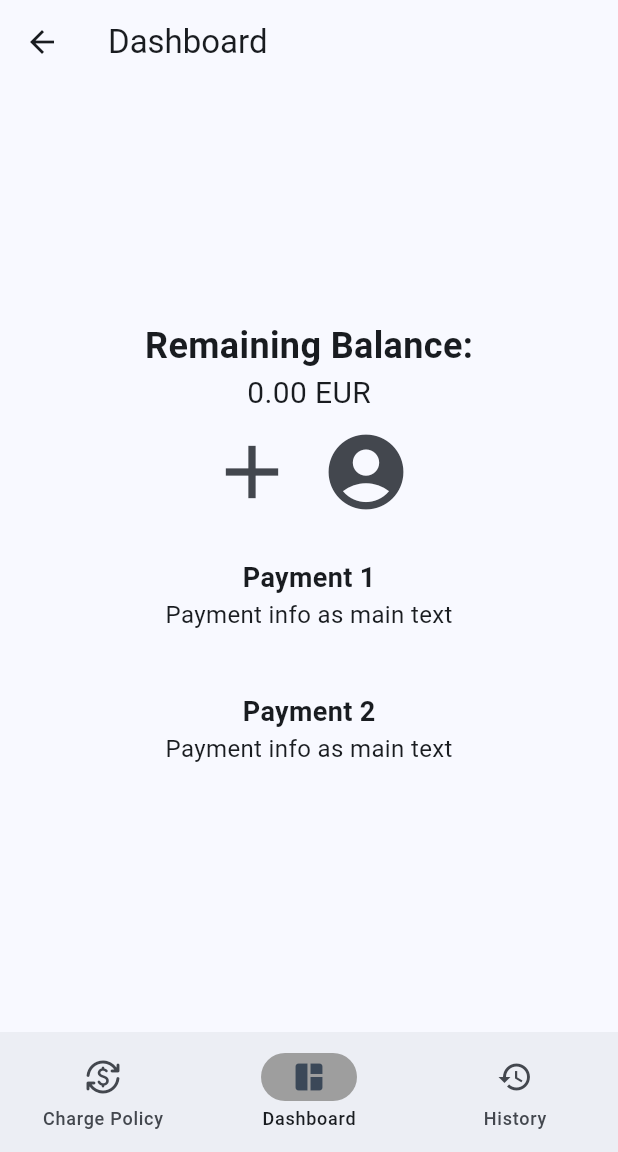
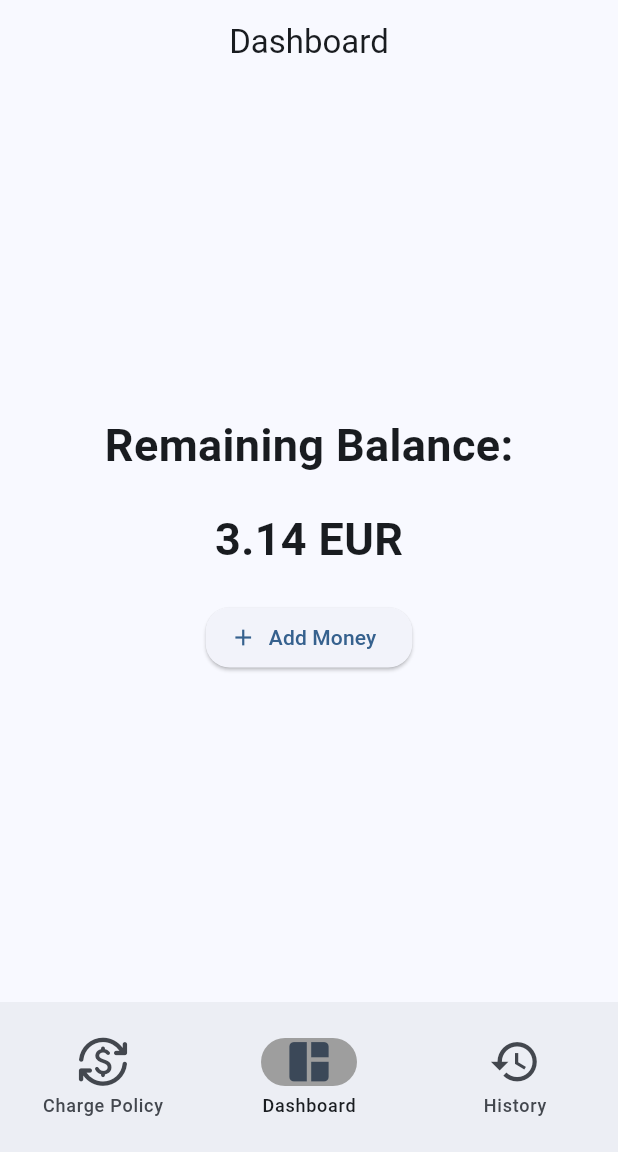
Before and after one commit to giorgos-konstant/smart_tolls, a Flutter app: the MyHomePage screen opened directly, on a phone screen of 412 x 824 dp, the part 84-1236 px from its top. Run offline on Flutter 3.47's test engine with Material 3 defaults, Android fonts, the phone set to English and light mode, and no system bars.

Commit message:
commit no2

```diff
--- a/lib/main.dart
+++ b/lib/main.dart
@@ -93,7 +93,9 @@ class _LoginSignUpScreenState extends State<LoginSignUpScreen> {
               ),
             ),
             SizedBox(height: 16),
-            if (!_isAuth)
+            if (!_isAuth &&
+                (_usernameController.text.isNotEmpty ||
+                    _passwordController.text.isNotEmpty))
               Text(
                 'Invalid username/password',
                 style: TextStyle(color: Colors.red),
@@ -137,23 +139,50 @@ class _RegisterPageState extends State<RegisterPage> {
   final _emailController = TextEditingController();
   final _vehicleController = TextEditingController();
 
-  bool _isValidLP = false;
-
-  void _validateVehicle(String? value) {
-    if (value == null || !RegExp(r'^[A-Z]{3}-\d{4}$').hasMatch(value)) {
-      _isValidLP = false;
-    } else {
-      _isValidLP = true;
-    }
-  }
+  String _passwordFailString = '';
+  String _lpFailString = '';
+  String _emailFailString = '';
 
   void _validateSignUp() {
-    _validateVehicle(_vehicleController.text);
-    if (_passwordController.text == _validatePwdController.text && _isValidLP) {
+    bool validPassword =
+        (_passwordController.text == _validatePwdController.text);
+    bool validLP =
+        RegExp(r'^[A-Z]{3}-\d{4}$').hasMatch(_vehicleController.text);
+    bool validEmail = RegExp(r'^[\w-\.]+@([\w-]+\.)+[\w-]{2,4}$')
+        .hasMatch(_emailController.text);
+
+    if (validPassword && validLP && validEmail) {
       Navigator.push(
           context,
           MaterialPageRoute(
               builder: ((context) => MyHomePage(title: 'SmartTolls'))));
+    }
+    if (!validPassword) {
+      setState(() {
+        _passwordFailString = 'Password Validation Failed';
+      });
+    } else {
+      setState(() {
+        _passwordFailString = '';
+      });
+    }
+    if (!validLP) {
+      setState(() {
+        _lpFailString = 'Invalid License Plate.';
+      });
+    } else {
+      setState(() {
+        _lpFailString = '';
+      });
+    }
+    if (!validEmail) {
+      setState(() {
+        _emailFailString = 'Invalid E-mail Format.';
+      });
+    } else {
+      setState(() {
+        _emailFailString = '';
+      });
     }
   }
 
@@ -163,52 +192,47 @@ class _RegisterPageState extends State<RegisterPage> {
       appBar: AppBar(
         title: Text('User Sign Up'),
       ),
-      body: SafeArea(
-        child: Column(
+      body: Column(
         children: [
           Text("Username"),
           TextField(
             controller: _usernameController,
             decoration: InputDecoration(hintText: "Enter username"),
           ),
-            SizedBox(height: 16.0),
+          SizedBox(height: 5.0),
           Text("Password"),
           TextField(
             controller: _passwordController,
             decoration: InputDecoration(hintText: "Enter password"),
             obscureText: true,
           ),
-            SizedBox(height: 16.0),
+          SizedBox(height: 5.0),
           Text("Validate Password"),
           TextField(
             controller: _validatePwdController,
             decoration: InputDecoration(hintText: "Re-enter password"),
           ),
-            // if (_passwordController.text != _validatePwdController.text)
-            //   Text('Password validation failed',
-            //       style: TextStyle(color: Colors.red)),
-            SizedBox(height: 16.0),
+          Text(_passwordFailString, style: TextStyle(color: Colors.red)),
+          SizedBox(height: 5.0),
           Text("E-mail Adress"),
           TextField(
             controller: _emailController,
             decoration: InputDecoration(hintText: "Enter e-mail"),
           ),
-            SizedBox(height: 16.0),
+          Text(_emailFailString, style: TextStyle(color: Colors.red)),
+          SizedBox(height: 5.0),
           Text("Vehicle"),
           TextField(
             controller: _vehicleController,
             decoration: InputDecoration(hintText: "Enter plate number"),
           ),
-            // if (!_isValidLP)
-            //   Text('Invalid License Plate. Please enter a valid license plate.',
-            //       style: TextStyle(color: Colors.red)),
-            SizedBox(height: 16.0),
+          Text(_lpFailString, style: TextStyle(color: Colors.red)),
+          SizedBox(height: 5.0),
           ElevatedButton(
             onPressed: _validateSignUp,
             child: Text('Sign Up'),
           )
         ],
-        ),
       ),
     );
   }
@@ -238,7 +262,7 @@ class _MyHomePageState extends State<MyHomePage> {
         backgroundColor: Theme.of(context).colorScheme.inversePrimary,
         title: Text(widget.title),
       ),
-      bottomNavigationBar: _buildNavigationBar(),
+      bottomNavigationBar: SizedBox(height: 100, child: _buildNavigationBar()),
       body: <Widget>[
         chargePolicy(),
         dashboard(),
@@ -255,18 +279,20 @@ class _MyHomePageState extends State<MyHomePage> {
         });
       },
       indicatorColor: Colors.grey,
+      indicatorShape:
+          RoundedRectangleBorder(borderRadius: BorderRadius.circular(200)),
       selectedIndex: _currentIndex,
       destinations: const <Widget>[
         NavigationDestination(
-          icon: Icon(Icons.currency_exchange_rounded),
+          icon: Icon(Icons.currency_exchange_rounded, size: 35),
           label: 'Charge Policy',
         ),
         NavigationDestination(
-          icon: Icon(Icons.space_dashboard),
+          icon: Icon(Icons.space_dashboard, size: 35),
           label: 'Dashboard',
         ),
         NavigationDestination(
-          icon: Icon(Icons.history),
+          icon: Icon(Icons.history, size: 35),
           label: 'History',
         ),
       ],
@@ -274,82 +300,41 @@ class _MyHomePageState extends State<MyHomePage> {
   }
 
   Widget dashboard() {
+    double balance = 3.14;
+
     return Scaffold(
       appBar: AppBar(
         title: const Text('Dashboard'),
+        automaticallyImplyLeading: false,
+        centerTitle: true,
       ),
-      body: Column(
+      body: Center(
+        child: Column(
           mainAxisAlignment: MainAxisAlignment.center,
           crossAxisAlignment: CrossAxisAlignment.center,
           children: [
-          // Large Text
-          const Text(
+            Text(
               'Remaining Balance:',
-            style: TextStyle(fontSize: 24, fontWeight: FontWeight.bold),
+              style: TextStyle(fontSize: 30, fontWeight: FontWeight.bold),
             ),
-          const Text(
-            '0.00 EUR',
-            style: TextStyle(fontSize: 20),
+            SizedBox(height: 20.0),
+            Text(
+              '${balance.toStringAsFixed(2)} EUR',
+              style: TextStyle(fontSize: 30, fontWeight: FontWeight.bold),
             ),
-
-          // Buttons
-          Row(
-            mainAxisAlignment: MainAxisAlignment.center,
-            children: [
-              // Add Button
-              IconButton(
-                onPressed: () {
-                  // Add button functionality
-                },
-                icon: const Icon(Icons.add),
-                tooltip: 'Add',
-                iconSize: 60,
+            SizedBox(height: 20.0),
+            ElevatedButton.icon(
+              onPressed: () {},
+              icon: Icon(Icons.add),
+              label: Text('Add Money'),
+              style: ElevatedButton.styleFrom(
+                shape: RoundedRectangleBorder(
+                  borderRadius: BorderRadius.circular(16),
                 ),
-
-              // Check Account Button
-              IconButton(
-                onPressed: () {
-                  // Check Account button functionality
-                },
-                icon: const Icon(Icons.account_circle),
-                tooltip: 'Check Account',
-                iconSize: 60,
+              ),
             ),
           ],
         ),
-
-          // Payment History
-          Container(
-            margin: const EdgeInsets.symmetric(vertical: 20),
-            child: const Column(
-              children: [
-                Text(
-                  'Payment 1',
-                  style: TextStyle(fontSize: 18, fontWeight: FontWeight.bold),
-                ),
-                Text(
-                  'Payment info as main text',
-                  style: TextStyle(fontSize: 16),
-                ),
-              ],
-            ),
-          ),
-          Container(
-            margin: const EdgeInsets.symmetric(vertical: 20),
-            child: const Column(
-              children: [
-                Text(
-                  'Payment 2',
-                  style: TextStyle(fontSize: 18, fontWeight: FontWeight.bold),
-                ),
-                Text(
-                  'Payment info as main text',
-                  style: TextStyle(fontSize: 16),
-                ),
-              ],
-            ),
-          ),
-        ],
       ),
     );
   }
@@ -358,9 +343,26 @@ class _MyHomePageState extends State<MyHomePage> {
     return Scaffold(
       appBar: AppBar(
         title: Text('Charge Policy'),
+        automaticallyImplyLeading: false,
+        centerTitle: true,
       ),
       body: Center(
-        child: Table(
+        child: SizedBox(
+          width: double.infinity,
+          height: double.infinity,
+          child: Column(
+            children: [
+              SizedBox(height: 30),
+              Text(
+                'Zone A',
+                textAlign: TextAlign.center,
+                style: TextStyle(
+                    backgroundColor: Colors.red,
+                    fontSize: 20,
+                    fontWeight: FontWeight.bold),
+              ),
+              SizedBox(height: 30),
+              Table(
                 defaultVerticalAlignment: TableCellVerticalAlignment.middle,
                 border: TableBorder.all(),
                 children: const [
@@ -368,10 +370,10 @@ class _MyHomePageState extends State<MyHomePage> {
                   TableRow(
                     children: [
                       TableCell(child: Center(child: Text('Location'))),
-                TableCell(child: Center(child: Text('Morning'))),
-                TableCell(child: Center(child: Text('Evening'))),
-                TableCell(child: Center(child: Text('Noon'))),
-                TableCell(child: Center(child: Text('Night'))),
+                      TableCell(child: Center(child: Text('08:00-12:00'))),
+                      TableCell(child: Center(child: Text('12:01-17:00'))),
+                      TableCell(child: Center(child: Text('17:01-20:00'))),
+                      TableCell(child: Center(child: Text('20:01-22:00'))),
                     ],
                   ),
 
@@ -414,101 +416,124 @@ class _MyHomePageState extends State<MyHomePage> {
                   ),
                 ],
               ),
+              SizedBox(height: 30),
+              Text(
+                'Zone B',
+                textAlign: TextAlign.center,
+                style: TextStyle(
+                    backgroundColor: Colors.orange,
+                    fontSize: 20,
+                    fontWeight: FontWeight.bold),
+              ),
+              SizedBox(height: 30),
+              Table(
+                defaultVerticalAlignment: TableCellVerticalAlignment.middle,
+                border: TableBorder.all(),
+                children: const [
+                  // Table Headers
+                  TableRow(
+                    children: [
+                      TableCell(child: Center(child: Text('Location'))),
+                      TableCell(child: Center(child: Text('08:00-12:00'))),
+                      TableCell(child: Center(child: Text('12:01-17:00'))),
+                      TableCell(child: Center(child: Text('17:01-20:00'))),
+                      TableCell(child: Center(child: Text('20:01-22:00'))),
+                    ],
+                  ),
+
+                  // Table Rows
+                  TableRow(
+                    children: [
+                      TableCell(child: Center(child: Text('Kon/poleos'))),
+                      TableCell(child: Center(child: Text('0.00'))),
+                      TableCell(child: Center(child: Text('0.00'))),
+                      TableCell(child: Center(child: Text('0.00'))),
+                      TableCell(child: Center(child: Text('0.00'))),
+                    ],
+                  ),
+                  TableRow(
+                    children: [
+                      TableCell(child: Center(child: Text('Ag. Andreou'))),
+                      TableCell(child: Center(child: Text('0.00'))),
+                      TableCell(child: Center(child: Text('0.00'))),
+                      TableCell(child: Center(child: Text('0.00'))),
+                      TableCell(child: Center(child: Text('0.00'))),
+                    ],
+                  ),
+                  TableRow(
+                    children: [
+                      TableCell(child: Center(child: Text('Germanou'))),
+                      TableCell(child: Center(child: Text('0.00'))),
+                      TableCell(child: Center(child: Text('0.00'))),
+                      TableCell(child: Center(child: Text('0.00'))),
+                      TableCell(child: Center(child: Text('0.00'))),
+                    ],
+                  ),
+                  TableRow(
+                    children: [
+                      TableCell(child: Center(child: Text('Othonos-Amalias'))),
+                      TableCell(child: Center(child: Text('0.00'))),
+                      TableCell(child: Center(child: Text('0.00'))),
+                      TableCell(child: Center(child: Text('0.00'))),
+                      TableCell(child: Center(child: Text('0.00'))),
+                    ],
+                  ),
+                ],
+              ),
+            ],
+          ),
+        ),
       ),
     );
   }
 
   Widget history() {
-    return Scaffold(
-      appBar: AppBar(
-        title: Text('Payment History'),
+    return Column(
+      children: [
+        SizedBox(height: 10),
+        Text('Payment History', style: TextStyle(fontSize: 22)),
+        SizedBox(height: 20),
+        Expanded(
+          child: ListView.builder(
+            itemCount: 20,
+            itemBuilder: (BuildContext context, int index) {
+              return Container(
+                decoration: BoxDecoration(
+                  border: Border.all(color: Colors.white),
                 ),
-      body: Center(
-        child: Column(
-          mainAxisAlignment: MainAxisAlignment.center,
-          crossAxisAlignment: CrossAxisAlignment.center,
-          children: [
-            // Payment History
-            Container(
-              margin: EdgeInsets.all(20),
+                padding: EdgeInsets.all(5),
+                child: Container(
+                  decoration: BoxDecoration(
+                    border: Border.all(color: Colors.grey),
+                    borderRadius: BorderRadius.circular(10),
+                  ),
+                  padding: EdgeInsets.all(10),
                   child: Column(
                     crossAxisAlignment: CrossAxisAlignment.start,
                     children: [
-                  // Payment 1
-                  Container(
-                    margin: EdgeInsets.symmetric(vertical: 10),
-                    child: Text(
-                      'Payment 1',
-                      style:
-                          TextStyle(fontSize: 18, fontWeight: FontWeight.bold),
+                      Text(
+                        'Payment $index',
+                        style: TextStyle(fontSize: 20),
                       ),
-                  ),
-                  Text(
-                    'Payment info as text for Payment 1',
-                    style: TextStyle(fontSize: 16),
-                  ),
-
-                  // Payment 2
-                  Container(
-                    margin: EdgeInsets.symmetric(vertical: 10),
-                    child: Text(
-                      'Payment 2',
-                      style:
-                          TextStyle(fontSize: 18, fontWeight: FontWeight.bold),
-                    ),
-                  ),
-                  Text(
-                    'Payment info as text for Payment 2',
-                    style: TextStyle(fontSize: 16),
-                  ),
-
-                  // Payment 3
-                  Container(
-                    margin: EdgeInsets.symmetric(vertical: 10),
-                    child: Text(
-                      'Payment 3',
-                      style:
-                          TextStyle(fontSize: 18, fontWeight: FontWeight.bold),
-                    ),
-                  ),
-                  Text(
-                    'Payment info as text for Payment 3',
-                    style: TextStyle(fontSize: 16),
-                  ),
-
-                  // Payment 4
-                  Container(
-                    margin: EdgeInsets.symmetric(vertical: 10),
-                    child: Text(
-                      'Payment 4',
-                      style:
-                          TextStyle(fontSize: 18, fontWeight: FontWeight.bold),
-                    ),
-                  ),
-                  Text(
-                    'Payment info as text for Payment 4',
-                    style: TextStyle(fontSize: 16),
-                  ),
-
-                  // Payment 5
-                  Container(
-                    margin: EdgeInsets.symmetric(vertical: 10),
-                    child: Text(
-                      'Payment 5',
-                      style:
-                          TextStyle(fontSize: 18, fontWeight: FontWeight.bold),
-                    ),
-                  ),
-                  Text(
-                    'Payment info as text for Payment 5',
-                    style: TextStyle(fontSize: 16),
-                  ),
-                ],
-              ),
-            ),
+                      SizedBox(height: 8),
+                      Text('info for payment $index',
+                          style: TextStyle(fontSize: 14))
                     ],
                   ),
                 ),
               );
+            },
+          ),
+        ),
+      ],
+    );
+  }
+
+  Widget userProfile() {
+    const String _username = 'admin';
+    const String _email = 'example@mail.com';
+    const String _vehicleInfo = 'XYZ-0000';
+
+    return Scaffold();
   }
 }
```
Lines whose indentation alone changed are shown as unchanged.
